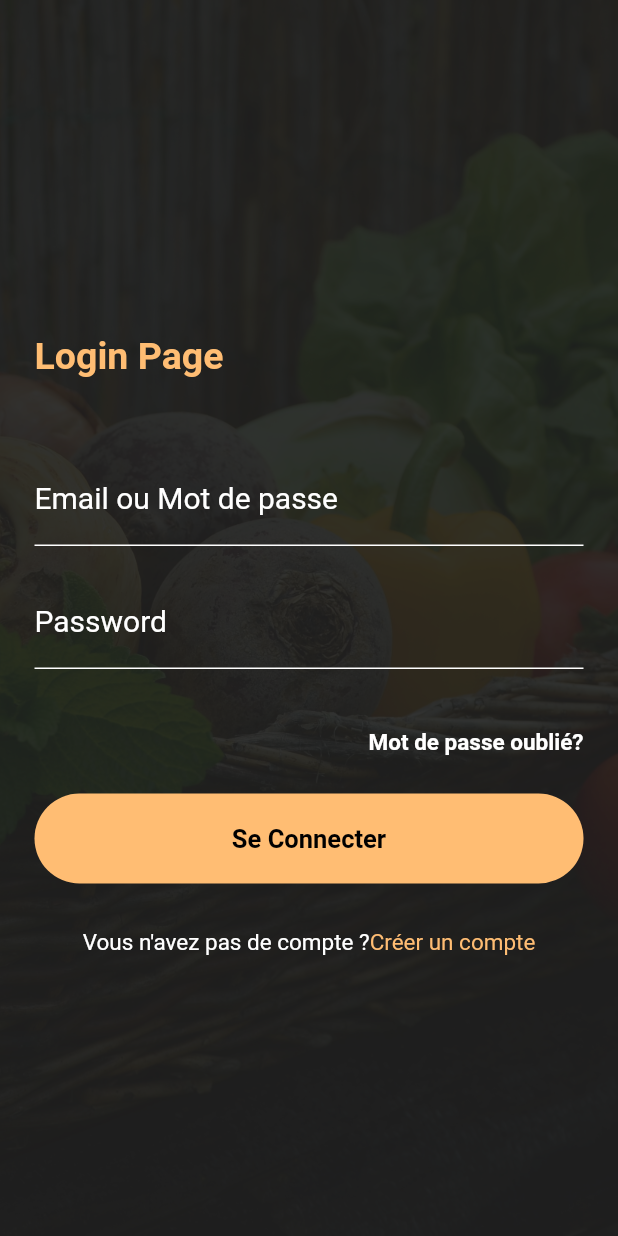
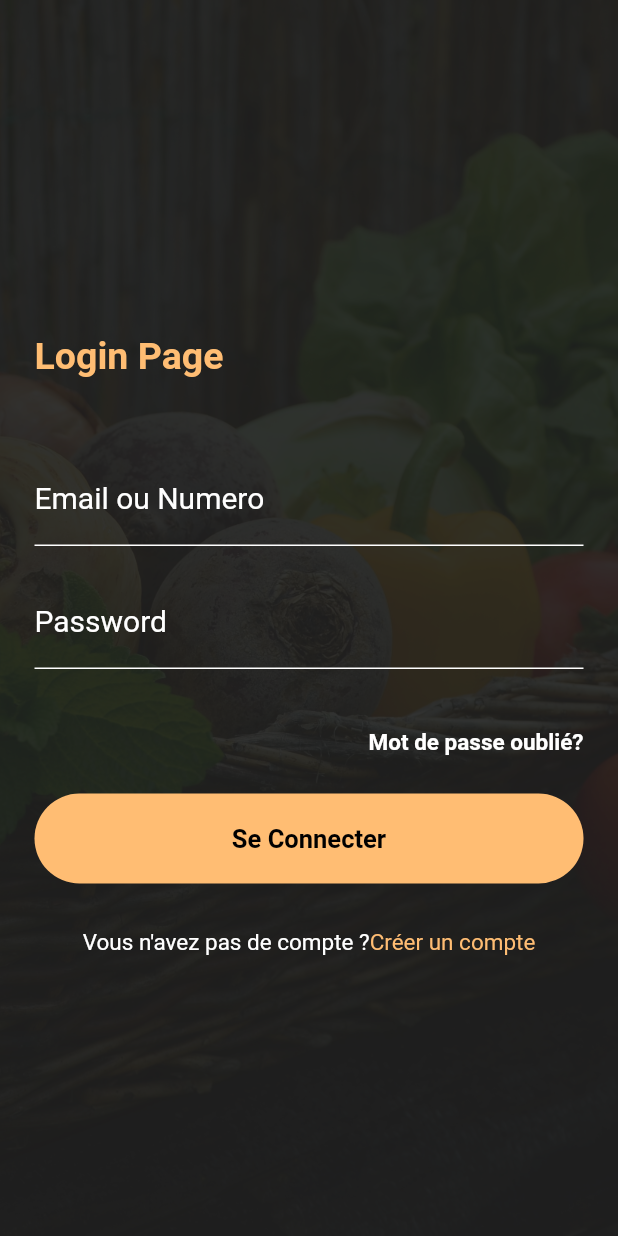
Before and after one commit to Adjaro/auth-flutter, a Flutter app: the screen it shows after launch, after a tap on "se connecter", on a phone screen of 412 x 824 dp. Run offline on Flutter 3.47's test engine with Material 2 defaults, Android fonts, the phone set to English and light mode, and no system bars; our stand-ins replace easy_splash_screen, intl_phone_number_input, otp_text_field, shared_preferences; missing offline and left inert: dart:js.

Commit message:
client ok2

```diff
--- a/lib/Screens/signIn/LoginScreen.dart
+++ b/lib/Screens/signIn/LoginScreen.dart
@@ -1,4 +1,5 @@
 import 'package:auth/Screens/app/HomeScreen.dart';
+import 'package:auth/controllers/auth_controller.dart';
 import 'package:auth/utils/constants.dart';
 import 'package:flutter/material.dart';
 
@@ -10,6 +11,7 @@ class LoginScreen extends StatefulWidget {
 }
 
 class _LoginScreenState extends State<LoginScreen> {
+  LoginController loginController = LoginController();
   @override
   Widget build(BuildContext context) {
     return Container(
@@ -56,6 +58,7 @@ class _LoginScreenState extends State<LoginScreen> {
                           child: Column(
                             children: [
                               TextFormField(
+                                controller: loginController.usernameController,
                                 style: TextStyle(
                                   color: Colors.white,
                                 ),
@@ -63,7 +66,7 @@ class _LoginScreenState extends State<LoginScreen> {
                                     enabledBorder: UnderlineInputBorder(
                                         borderSide:
                                             BorderSide(color: Colors.white)),
-                                    labelText: 'Email ou Mot de passe',
+                                    labelText: 'Email ou Numero',
                                     hintText:
                                         "Veuillez préciser l'indicatif du pays pour un  numero",
                                     hintStyle: TextStyle(
@@ -75,6 +78,7 @@ class _LoginScreenState extends State<LoginScreen> {
                                 height: 20,
                               ),
                               TextFormField(
+                                controller: loginController.passwordController,
                                 obscureText: true,
                                 style: TextStyle(
                                   color: Colors.white,
@@ -107,6 +111,7 @@ class _LoginScreenState extends State<LoginScreen> {
                   padding: EdgeInsets.only(top: 20),
                   child: MaterialButton(
                     onPressed: () {
+                      // loginController.loginUser();
                       Navigator.push(
                           context,
                           MaterialPageRoute(
--- /dev/null
+++ b/lib/global/global.dart
@@ -0,0 +1,3 @@
+import 'package:shared_preferences/shared_preferences.dart';
+
+SharedPreferences? sharedPreferences;
--- a/lib/main.dart
+++ b/lib/main.dart
@@ -1,8 +1,15 @@
 import 'package:auth/Screens/splash/SplashScreen.dart';
+import 'package:auth/global/global.dart';
 import 'package:flutter/material.dart';
+import 'package:shared_preferences/shared_preferences.dart';
 import 'Screens/home/Home.dart';
 
-void main() => runApp(MyApp());
+Future<void> main() async {
+  WidgetsFlutterBinding.ensureInitialized();
+  sharedPreferences = await SharedPreferences.getInstance();
+
+  runApp(MyApp());
+}
 
 class MyApp extends StatelessWidget {
   @override
```
Also changed, not shown: lib/controllers/auth_controller.dart (added, +25 -0 lines), lib/model/user_model.dart (added, +87 -0 lines), pubspec.yaml (+12 -0 lines), pubspec.lock, 8 other files.
